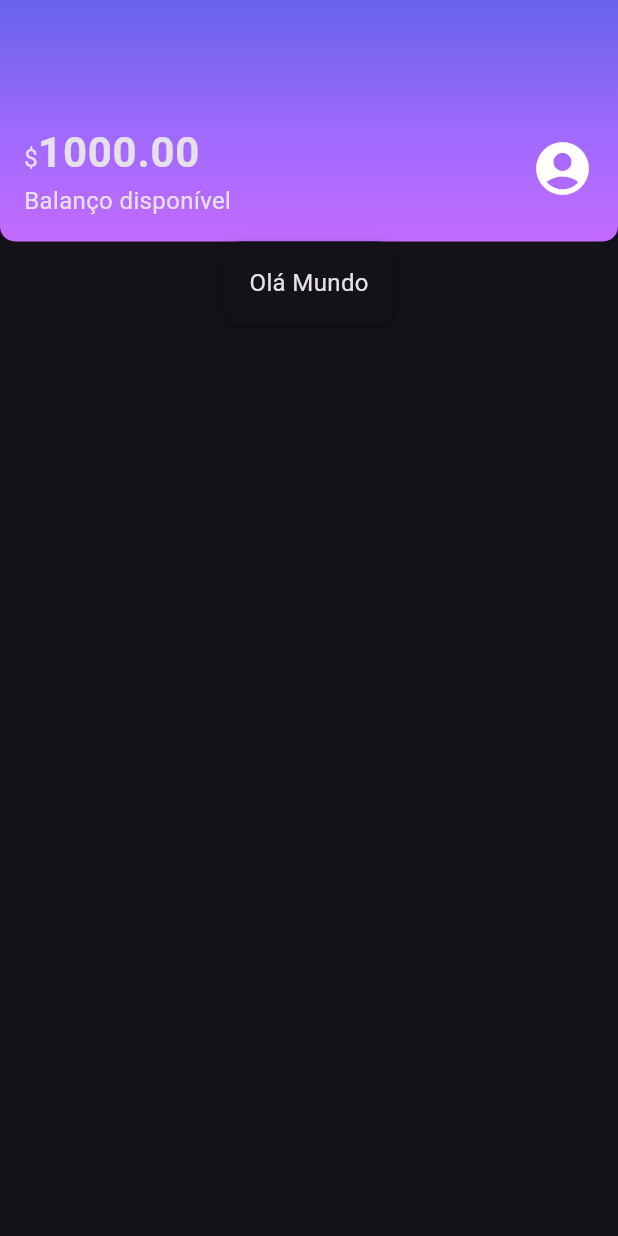
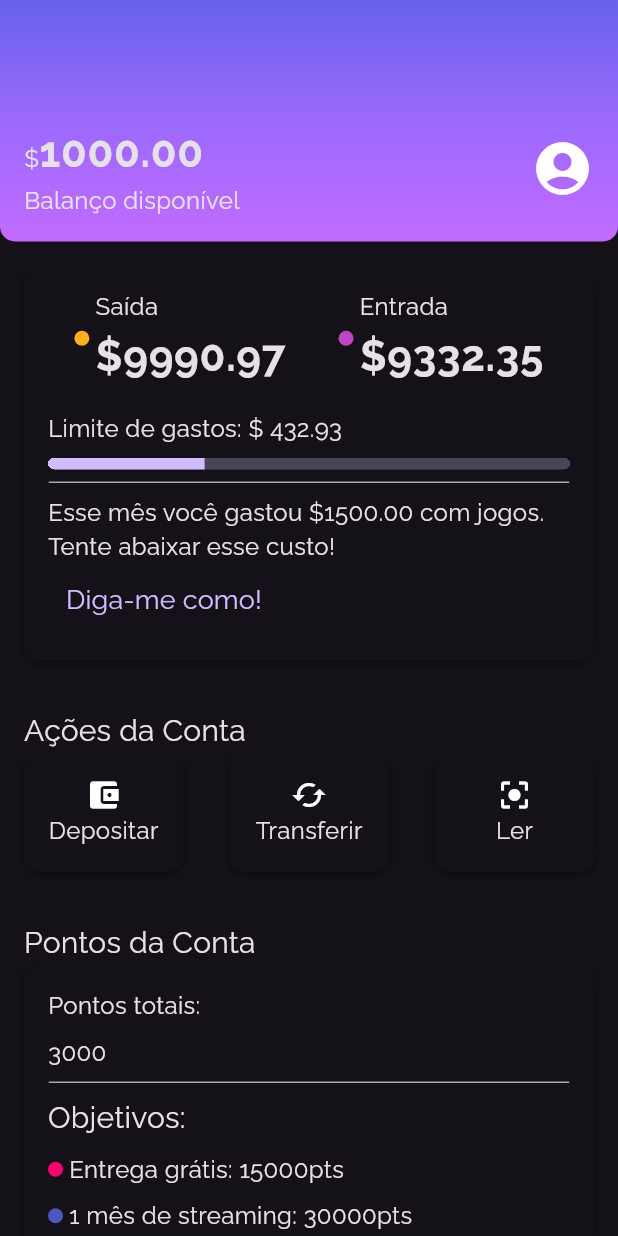
Before and after one commit to ItsonStos/layoutsFlutter, a Flutter app: the screen it shows after launch, on a phone screen of 412 x 824 dp. Run offline on Flutter 3.47's test engine with Material 3 defaults, Android fonts, the phone set to English and light mode, and no system bars.

Commit message:
fit: home screen completed

```diff
--- /dev/null
+++ b/lib/components/sections/account_actions.dart
@@ -0,0 +1,73 @@
+import 'package:alubank/components/sections/box_card.dart';
+import 'package:flutter/material.dart';
+
+class AccountActions extends StatelessWidget {
+  const AccountActions({super.key});
+
+  @override
+  Widget build(BuildContext context) {
+    return Padding(
+      padding: const EdgeInsets.all(16.0),
+      child: Column(
+        crossAxisAlignment: CrossAxisAlignment.start,
+        children: [
+          Text(
+            'Ações da Conta',
+            style: Theme.of(context).textTheme.titleMedium,
+          ),
+          Row(
+            mainAxisAlignment: MainAxisAlignment.spaceBetween,
+            children: [
+              InkWell(
+                onTap: () {},
+                child: const BoxCard(
+                  boxContent: _AccountActionsContent(
+                    icon: Icon(Icons.account_balance_wallet),
+                    text: 'Depositar',
+                  ),
+                ),
+              ),
+              InkWell(
+                onTap: () {},
+                child: const BoxCard(
+                  boxContent: _AccountActionsContent(
+                    icon: Icon(Icons.cached),
+                    text: 'Transferir',
+                  ),
+                ),
+              ),
+              InkWell(
+                onTap: () {},
+                child: const BoxCard(
+                  boxContent: _AccountActionsContent(
+                    icon: Icon(Icons.center_focus_strong),
+                    text: 'Ler',
+                  ),
+                ),
+              ),
+            ],
+          ),
+        ],
+      ),
+    );
+  }
+}
+
+class _AccountActionsContent extends StatelessWidget {
+  final Icon icon;
+  final String text;
+  const _AccountActionsContent({super.key, required this.icon, required this.text});
+
+  @override
+  Widget build(BuildContext context) {
+    return SizedBox(
+      width: 74,
+      child: Column(
+        children: [
+          icon,
+          Text(text),
+        ],
+      ),
+    );
+  }
+}
--- /dev/null
+++ b/lib/components/sections/account_points.dart
@@ -0,0 +1,79 @@
+import 'package:alubank/components/sections/box_card.dart';
+import 'package:alubank/components/sections/color_dot.dart';
+import 'package:alubank/components/sections/content_division.dart';
+import 'package:alubank/themes/theme_colors.dart';
+import 'package:flutter/material.dart';
+
+class AccountPoints extends StatelessWidget {
+  const AccountPoints({super.key});
+
+  @override
+  Widget build(BuildContext context) {
+    return Padding(
+      padding: const EdgeInsets.all(16.0),
+      child: Column(
+        crossAxisAlignment: CrossAxisAlignment.start,
+        children: [
+          Text(
+            'Pontos da Conta',
+            style: Theme.of(context).textTheme.titleMedium,
+          ),
+          const BoxCard(
+            boxContent: _AccountPointsContent(),
+          ),
+        ],
+      ),
+    );
+  }
+}
+
+class _AccountPointsContent extends StatelessWidget {
+  const _AccountPointsContent({super.key});
+
+  @override
+  Widget build(BuildContext context) {
+    return Column(
+      crossAxisAlignment: CrossAxisAlignment.start,
+      children: [
+        const Padding(
+          padding: EdgeInsets.only(bottom: 8.0),
+          child: Text('Pontos totais:'),
+        ),
+        const Text('3000'),
+        const Padding(
+          padding: EdgeInsets.only(top: 8.0, bottom: 8.0),
+          child: ContentDivision(),
+        ),
+        Text(
+          'Objetivos:',
+          style: Theme.of(context).textTheme.titleMedium,
+        ),
+        Padding(
+          padding: const EdgeInsets.only(top: 8.0, bottom: 8.0),
+          child: Row(
+            children: [
+              Padding(
+                padding: const EdgeInsets.only(right: 4.0),
+                child: ColorDot(
+                  color: ThemeColors.recentActivity['freeDelivery'],
+                ),
+              ),
+              const Text('Entrega grátis: 15000pts'),
+            ],
+          ),
+        ),
+        Row(
+          children: [
+            Padding(
+              padding: const EdgeInsets.only(right: 4.0),
+              child: ColorDot(
+                color: ThemeColors.recentActivity['streaming'],
+              ),
+            ),
+            const Text('1 mês de streaming: 30000pts'),
+          ],
+        ),
+      ],
+    );
+  }
+}
--- a/lib/components/sections/box_card.dart
+++ b/lib/components/sections/box_card.dart
@@ -1,13 +1,13 @@
 import 'package:flutter/material.dart';
 
 class BoxCard extends StatelessWidget {
-  final boxContent;
+  final Widget boxContent;
   const BoxCard({super.key, required this.boxContent});
 
   @override
   Widget build(BuildContext context) {
-    return Container(
-      padding: EdgeInsets.all(16),
+    return Ink(
+      padding: const EdgeInsets.all(16),
       decoration: BoxDecoration(
         boxShadow: kElevationToShadow[3],
         borderRadius: BorderRadius.circular(10),
--- /dev/null
+++ b/lib/components/sections/color_dot.dart
@@ -0,0 +1,18 @@
+import 'package:flutter/material.dart';
+
+class ColorDot extends StatelessWidget {
+  final Color? color;
+  const ColorDot({super.key, this.color});
+
+  @override
+  Widget build(BuildContext context) {
+    return Container(
+      width: 10,
+      height: 10,
+      decoration: BoxDecoration(
+        color: color,
+        borderRadius: BorderRadius.circular(10),
+      ),
+    );
+  }
+}
--- /dev/null
+++ b/lib/components/sections/content_division.dart
@@ -0,0 +1,16 @@
+import 'package:alubank/themes/theme_colors.dart';
+import 'package:flutter/material.dart';
+
+class ContentDivision extends StatelessWidget {
+const ContentDivision({ Key? key }) : super(key: key);
+
+  @override
+  Widget build(BuildContext context){
+    return Container(
+      height: 1,
+      decoration: BoxDecoration(
+        border: Border.all(color: ThemeColors.division),
+      ),
+    );
+  }
+}
--- a/lib/components/sections/header.dart
+++ b/lib/components/sections/header.dart
@@ -17,7 +17,7 @@ class Header extends StatelessWidget {
         borderRadius: BorderRadius.vertical(bottom: Radius.circular(10)),
       ),
       child: Padding(
-        padding: EdgeInsets.fromLTRB(16.0, 80.0, 16.0, 16.0),
+        padding: const EdgeInsets.fromLTRB(16.0, 80.0, 16.0, 16.0),
         child: Row(
           mainAxisAlignment: MainAxisAlignment.spaceBetween,
           children: <Widget>[
@@ -35,16 +35,14 @@ class Header extends StatelessWidget {
                     ],
                   ),
                 ),
-                Text(
+                const Text(
                   'Balanço disponível',
-
                 ),
               ],
             ),
-            Icon(
+            const Icon(
               Icons.account_circle,
               size: 42,
-              //color: Colors.white,
             ),
           ],
         ),
--- /dev/null
+++ b/lib/components/sections/recent_activity.dart
@@ -0,0 +1,99 @@
+import 'package:alubank/components/sections/box_card.dart';
+import 'package:alubank/components/sections/color_dot.dart';
+import 'package:alubank/components/sections/content_division.dart';
+import 'package:alubank/themes/theme_colors.dart';
+import 'package:flutter/material.dart';
+
+class RecenteActivity extends StatelessWidget {
+  const RecenteActivity({super.key});
+
+  @override
+  Widget build(BuildContext context) {
+    return const Padding(
+      padding: EdgeInsets.all(16),
+      child: BoxCard(
+        boxContent: _RecenteActivityContent(),
+      ),
+    );
+  }
+}
+
+class _RecenteActivityContent extends StatelessWidget {
+  const _RecenteActivityContent({super.key});
+
+  @override
+  Widget build(BuildContext context) {
+    return Column(
+      crossAxisAlignment: CrossAxisAlignment.start,
+      children: [
+        Row(
+          mainAxisAlignment: MainAxisAlignment.spaceAround,
+          children: [
+            Row(
+              children: [
+                Padding(
+                  padding: const EdgeInsets.only(right: 4.0),
+                  child: ColorDot(color: ThemeColors.recentActivity['spent']),
+                ),
+                Column(
+                  crossAxisAlignment: CrossAxisAlignment.start,
+                  children: [
+                    const Text('Saída'),
+                    Text(
+                      '\$9990.97',
+                      style: Theme.of(context).textTheme.bodyLarge,
+                    ),
+                  ],
+                ),
+              ],
+            ),
+            Row(
+              children: [
+                Padding(
+                  padding: const EdgeInsets.only(right: 4.0),
+                  child: ColorDot(color: ThemeColors.recentActivity['income']),
+                ),
+                Column(
+                  crossAxisAlignment: CrossAxisAlignment.start,
+                  children: [
+                    const Text('Entrada'),
+                    Text(
+                      '\$9332.35',
+                      style: Theme.of(context).textTheme.bodyLarge,
+                    ),
+                  ],
+                ),
+              ],
+            ),
+          ],
+        ),
+        const Padding(
+          padding: EdgeInsets.only(top: 16.0, bottom: 8.0),
+          child: Text('Limite de gastos: \$ 432.93'),
+        ),
+        Container(
+          clipBehavior: Clip.hardEdge,
+          decoration: BoxDecoration(
+            borderRadius: BorderRadius.circular(5),
+          ),
+          child: const LinearProgressIndicator(
+            value: 0.3,
+            minHeight: 8.0,
+          ),
+        ),
+        const Padding(
+          padding: EdgeInsets.only(top: 8.0, bottom: 8.0),
+          child: ContentDivision(),
+        ),
+        const Text('Esse mês você gastou \$1500.00 com jogos. Tente abaixar esse custo!'),
+        TextButton(
+          onPressed: () {},
+          child: const Text(
+            'Diga-me como!',
+            style: TextStyle(fontSize: 18),
+          ),
+        ),
+      ],
+    );
+  }
+}
--- a/lib/main.dart
+++ b/lib/main.dart
@@ -7,10 +7,10 @@ void main() {
 }
 
 class ItBank extends StatelessWidget {
-const ItBank({ Key? key }) : super(key: key);
+  const ItBank({Key? key}) : super(key: key);
 
   @override
-  Widget build(BuildContext context){
+  Widget build(BuildContext context) {
     return MaterialApp(
       debugShowCheckedModeBanner: false,
       title: 'ItBank',
--- a/lib/screens/home.dart
+++ b/lib/screens/home.dart
@@ -1,17 +1,23 @@
-import 'package:alubank/components/sections/box_card.dart';
+import 'package:alubank/components/sections/account_actions.dart';
+import 'package:alubank/components/sections/account_points.dart';
 import 'package:alubank/components/sections/header.dart';
+import 'package:alubank/components/sections/recent_activity.dart';
 import 'package:flutter/material.dart';
 
 class Home extends StatelessWidget {
-const Home({ Key? key }) : super(key: key);
+  const Home({Key? key}) : super(key: key);
 
   @override
-  Widget build(BuildContext context){
-    return const Scaffold(body: Column(
-      children: <Widget>[
-        Header(),
-        BoxCard(boxContent: Text("Olá Mundo")),
-      ],
-    ),);
+  Widget build(BuildContext context) {
+    return const Scaffold(
+      body: Column(
+        children: <Widget>[
+          Header(),
+          RecenteActivity(),
+          AccountActions(),
+          AccountPoints(),
+        ],
+      ),
+    );
   }
 }
--- a/lib/themes/my_theme.dart
+++ b/lib/themes/my_theme.dart
@@ -5,10 +5,18 @@ ThemeData MyTheme = ThemeData(
   primarySwatch: ThemeColors.primaryColor,
   primaryColor: ThemeColors.primaryColor,
   brightness: Brightness.dark,
-  textTheme: TextTheme(
+  fontFamily: 'Raleway',
+  textTheme: const TextTheme(
     bodyMedium: TextStyle(
       fontSize: 16,
     ),
-    bodyLarge: TextStyle(fontSize: 28, fontWeight: FontWeight.bold,),
+    bodyLarge: TextStyle(
+      fontSize: 28,
+      fontWeight: FontWeight.bold,
+    ),
+    titleMedium: TextStyle(
+      fontSize: 20,
+      fontWeight: FontWeight.normal,
+    ),
   ),
 );
--- a/lib/themes/theme_colors.dart
+++ b/lib/themes/theme_colors.dart
@@ -7,4 +7,11 @@ class ThemeColors {
     Color.fromRGBO(155, 105, 254, 1.0),
     Color.fromRGBO(195, 107, 255, 1.0),
   ];
+  static const recentActivity = {
+    'spent': Color.fromRGBO(255, 175, 29, 1.0),
+    'income': Color.fromRGBO(191, 69, 198, 1.0),
+    'freeDelivery': Color.fromRGBO(250, 0, 112, 1.0),
+    'streaming': Color.fromRGBO(75, 89, 191, 1.0),
+  };
+  static const division = Color.fromRGBO(166, 166, 166, 1.0);
 }
```
Also changed, not shown: pubspec.yaml (+9 -0 lines), fonts/Raleway-Bold.ttf (added), fonts/Raleway-Regular.ttf (added).
